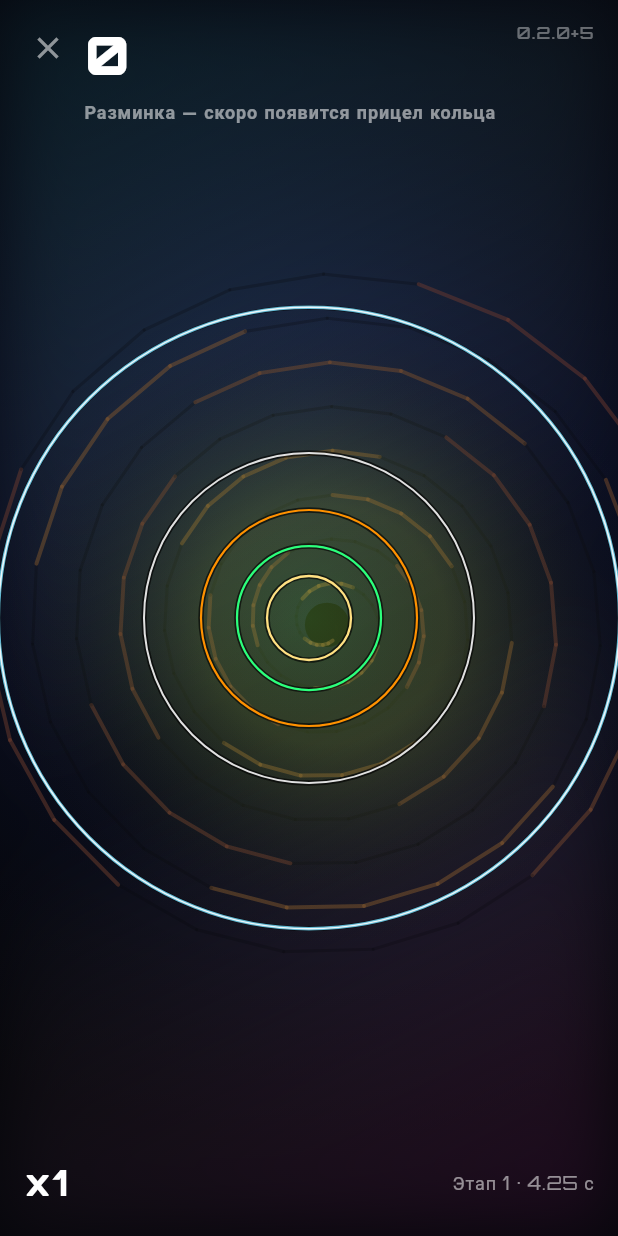
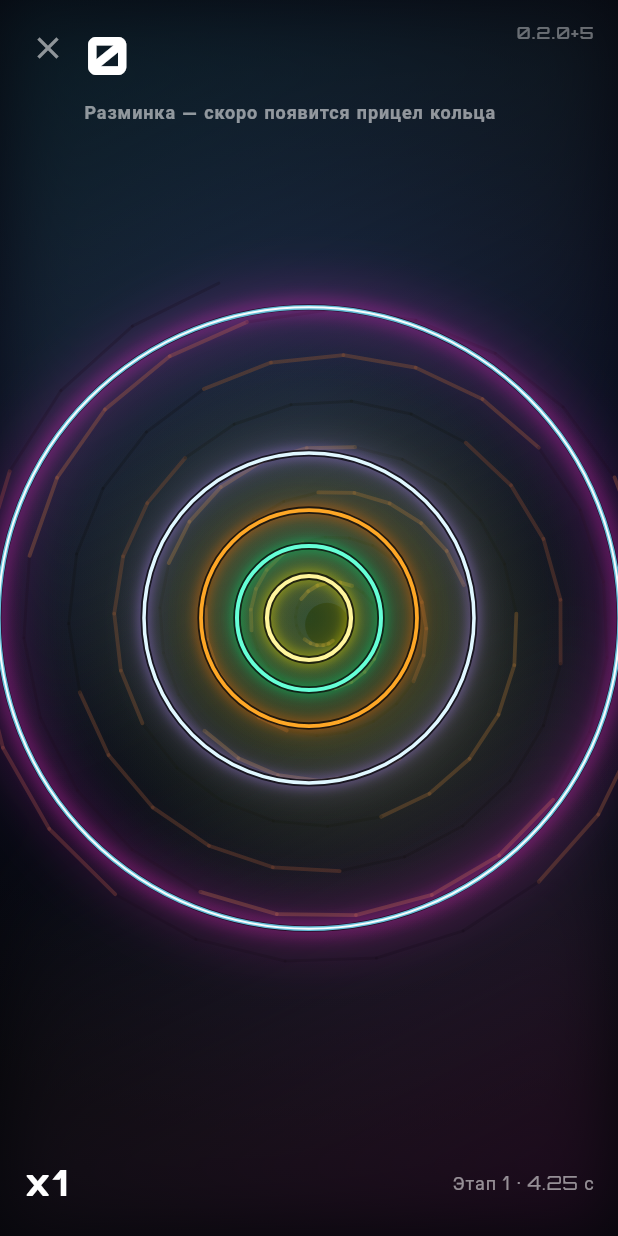
Before and after one commit to dimkahex/NeonTap, a Flutter app: the screen it shows after launch, after a tap on "ИГРАТЬ", on a phone screen of 412 x 824 dp. Run offline on Flutter 3.47's test engine with Material 3 defaults, Android fonts, the phone set to English and light mode, and no system bars; our stand-ins replace audioplayers, firebase_auth, firebase_core, firebase_database, google_fonts, shared_preferences; accounts and stored records are empty; network calls fail.

Commit message:
ui(game): neon static rings; magenta play ring; softer guide and spiral
- StaticScoreRingsPainter: distinct neon colors, wider strokes, soft glow
- MainRingHud: magenta signature glow vs tier rings
- RingGuide: thinner, lower alpha; spiral tiers reduced; extra damp when ring aim
- docs/game_effects_by_score.md; bump 0.2.0+23

Made-with: Cursor

```diff
--- a/lib/ring_preview_main.dart
+++ b/lib/ring_preview_main.dart
@@ -111,7 +111,7 @@ class _RingPreviewPageState extends State<RingPreviewPage> {
                         bandGrazeOuter: _bandGrazeOuterPx,
                         bandRimOuter: _bandRimOuterPx,
                         bandEdgeOuter: _bandEdgeOuterPx,
-                        opacity: 1,
+                        opacity: 0.48,
                       ),
                       child: const SizedBox.expand(),
                     ),
--- a/lib/src/screens/game_screen.dart
+++ b/lib/src/screens/game_screen.dart
@@ -382,13 +382,13 @@ class _GameScreenState extends State<GameScreen> with TickerProviderStateMixin {
     Navigator.of(context).pushReplacementNamed(ResultsScreen.route, arguments: result);
   }
 
-  /// Spiral visible from the first frame; intensity ramps with score.
+  /// Spiral visible from the first frame; intensity ramps with score (capped so it does not drown the playfield).
   double _spiralIntensityForScore(int s) {
-    if (s < 40) return 0.20;
-    if (s < 120) return 0.38;
-    if (s < 250) return 0.55;
-    if (s < 400) return 0.78;
-    return 0.95;
+    if (s < 40) return 0.16;
+    if (s < 120) return 0.28;
+    if (s < 250) return 0.40;
+    if (s < 400) return 0.52;
+    return 0.64;
   }
 
   @override
@@ -396,8 +396,9 @@ class _GameScreenState extends State<GameScreen> with TickerProviderStateMixin {
     final AppLocalizations l10n = AppLocalizations.of(context)!;
     final Difficulty d = difficultyForScore(_score);
     final bool distract = d.pulseDistract;
-    final double spiralIntensity = _spiralIntensityForScore(_score);
     final bool ringAim = _score >= _ringAimMinScore;
+    final double spiralIntensity =
+        _spiralIntensityForScore(_score) * (ringAim ? 0.64 : 1.0);
 
     return PopScope(
       canPop: false,
@@ -478,7 +479,7 @@ class _GameScreenState extends State<GameScreen> with TickerProviderStateMixin {
                                 bandGrazeOuter: _bandGrazeOuterPx,
                                 bandRimOuter: _bandRimOuterPx,
                                 bandEdgeOuter: _bandEdgeOuterPx,
-                                opacity: 1.0,
+                                opacity: 0.48,
                               ),
                               child: const SizedBox.expand(),
                             ),
--- a/lib/src/ui/main_ring_hud_painter.dart
+++ b/lib/src/ui/main_ring_hud_painter.dart
@@ -2,7 +2,7 @@ import 'dart:math' as math;
 
 import 'package:flutter/material.dart';
 
-/// Thin stroke for the shrinking **main** ring — above particles; keeps distract motion, not a thick “target”.
+/// Shrinking **play** ring — magenta signature glow so it never reads as a static tier ring.
 class MainRingHudPainter extends CustomPainter {
   MainRingHudPainter({
     required this.radius,
@@ -15,6 +15,9 @@ class MainRingHudPainter extends CustomPainter {
   final double maxRadius;
   final double pulse;
   final Offset centerOffset;
+
+  /// Hot accent — not used by static score rings (green/gold/orange/violet tiers).
+  static const Color _signatureGlow = Color(0xFFFF2BD6);
 
   @override
   void paint(Canvas canvas, Size size) {
@@ -30,22 +33,36 @@ class MainRingHudPainter extends CustomPainter {
     final double distract = 1.0 + (0.06 * math.sin(pulse * math.pi * 2));
     final double rd = r * distract;
 
+    final Paint signature = Paint()
+      ..style = PaintingStyle.stroke
+      ..strokeWidth = 16
+      ..maskFilter = const MaskFilter.blur(BlurStyle.normal, 18)
+      ..color = _signatureGlow.withValues(alpha: 0.34);
+    canvas.drawCircle(c, rd, signature);
+
+    final Paint signature2 = Paint()
+      ..style = PaintingStyle.stroke
+      ..strokeWidth = 6
+      ..maskFilter = const MaskFilter.blur(BlurStyle.normal, 6)
+      ..color = _signatureGlow.withValues(alpha: 0.55);
+    canvas.drawCircle(c, rd, signature2);
+
     final Paint silhouette = Paint()
       ..style = PaintingStyle.stroke
-      ..strokeWidth = 3.2
-      ..color = const Color(0xFF010203).withValues(alpha: 0.55);
+      ..strokeWidth = 4.0
+      ..color = const Color(0xFF020308).withValues(alpha: 0.62);
     canvas.drawCircle(c, rd, silhouette);
 
     final Paint ring = Paint()
       ..style = PaintingStyle.stroke
-      ..strokeWidth = 2.4
-      ..color = core.withValues(alpha: 0.98);
+      ..strokeWidth = 3.2
+      ..color = core.withValues(alpha: 1.0);
     canvas.drawCircle(c, rd, ring);
 
     final Paint rim = Paint()
       ..style = PaintingStyle.stroke
-      ..strokeWidth = 1.0
-      ..color = Colors.white.withValues(alpha: 0.88);
+      ..strokeWidth = 1.35
+      ..color = Colors.white.withValues(alpha: 0.95);
     canvas.drawCircle(c, rd, rim);
   }
 
--- a/lib/src/ui/ring_guide_painter.dart
+++ b/lib/src/ui/ring_guide_painter.dart
@@ -1,7 +1,6 @@
 import 'package:flutter/material.dart';
 
-/// Thin guide for **обод** + GRAZE / RIM / EDGE shells (relative to shrinking ring radius).
-/// Drawn above static score rings; avoids heavy fills that read as “extra” targets.
+/// Subtle guide for обод + shells after score 35 — intentionally **muted** so the play ring stays dominant.
 class RingGuidePainter extends CustomPainter {
   RingGuidePainter({
     required this.centerOffset,
@@ -29,21 +28,15 @@ class RingGuidePainter extends CustomPainter {
 
     void strokePair({
       required double outer,
-      required double alphaMul,
       required Color color,
-      double strokeW = 1.9,
+      double strokeW = 0.85,
     }) {
       void one(double radiusPx) {
         if (radiusPx <= 1) return;
-        final Paint sh = Paint()
-          ..style = PaintingStyle.stroke
-          ..strokeWidth = strokeW + 1.6
-          ..color = const Color(0xFF000000).withValues(alpha: 0.42 * opacity * alphaMul);
-        canvas.drawCircle(c, radiusPx, sh);
         final Paint p = Paint()
           ..style = PaintingStyle.stroke
           ..strokeWidth = strokeW
-          ..color = color.withValues(alpha: 0.92 * alphaMul * opacity);
+          ..color = color.withValues(alpha: 0.5 * opacity);
         canvas.drawCircle(c, radiusPx, p);
       }
 
@@ -54,15 +47,14 @@ class RingGuidePainter extends CustomPainter {
       one(r + outer);
     }
 
-    strokePair(outer: bandEdgeOuter, alphaMul: 1.0, color: const Color(0xFFB0BEC5), strokeW: 1.85);
-    strokePair(outer: bandRimOuter, alphaMul: 1.0, color: const Color(0xFFFFB74D), strokeW: 1.85);
-    strokePair(outer: bandGrazeOuter, alphaMul: 1.0, color: const Color(0xFF69F0AE), strokeW: 1.95);
+    strokePair(outer: bandEdgeOuter, color: const Color(0xFF90A4AE), strokeW: 0.8);
+    strokePair(outer: bandRimOuter, color: const Color(0xFFFFB74D), strokeW: 0.8);
+    strokePair(outer: bandGrazeOuter, color: const Color(0xFF81C784), strokeW: 0.85);
 
-    // Main band: two thin rims (no thick “tube”).
     final Paint rimInner = Paint()
       ..style = PaintingStyle.stroke
-      ..strokeWidth = 2.0
-      ..color = Colors.white.withValues(alpha: 0.92 * opacity);
+      ..strokeWidth = 1.15
+      ..color = Colors.white.withValues(alpha: 0.45 * opacity);
     final double ri = (r - halfWidth).clamp(0.0, double.infinity);
     final double ro = r + halfWidth;
     if (ri > 2) {
@@ -72,8 +64,8 @@ class RingGuidePainter extends CustomPainter {
 
     final Paint mid = Paint()
       ..style = PaintingStyle.stroke
-      ..strokeWidth = 1.25
-      ..color = const Color(0xFFFFEA00).withValues(alpha: 0.82 * opacity);
+      ..strokeWidth = 0.75
+      ..color = const Color(0xFFFFEE58).withValues(alpha: 0.42 * opacity);
     canvas.drawCircle(c, r, mid);
   }
 
--- a/lib/src/ui/static_score_rings_painter.dart
+++ b/lib/src/ui/static_score_rings_painter.dart
@@ -1,42 +1,89 @@
 import 'package:flutter/material.dart';
 
-/// Fixed-radius **timing** circles (distance from center) — same thresholds as [HitJudgement]
-/// in `game_screen.dart` (`_judge`): ULTRA / PERFECT / GOOD / OK boundaries.
-/// Thin strokes, drawn above particles so score tiers stay readable.
+/// Fixed-radius **timing** circles — same thresholds as `_judge` in `game_screen.dart`.
+/// Neon palette + soft glow; drawn above particles.
 class StaticScoreRingsPainter extends CustomPainter {
   StaticScoreRingsPainter({required this.centerOffset});
 
   final Offset centerOffset;
 
-  /// Must stay in sync with `_judge` distance thresholds in `game_screen.dart`.
   static const double _rUltra = 28;
   static const double _rPerfect = 48;
   static const double _rGood = 72;
   static const double _rOk = 110;
 
+  /// Neon core + matching glow (wider soft stroke behind).
+  static void _neonRing(
+    Canvas canvas,
+    Offset c,
+    double radius, {
+    required Color core,
+    required Color glow,
+    double lineWidth = 2.6,
+  }) {
+    if (radius < 2) return;
+    final Paint outerGlow = Paint()
+      ..style = PaintingStyle.stroke
+      ..strokeWidth = lineWidth + 10
+      ..maskFilter = const MaskFilter.blur(BlurStyle.normal, 10)
+      ..color = glow.withValues(alpha: 0.22);
+    final Paint midGlow = Paint()
+      ..style = PaintingStyle.stroke
+      ..strokeWidth = lineWidth + 4
+      ..maskFilter = const MaskFilter.blur(BlurStyle.normal, 4)
+      ..color = glow.withValues(alpha: 0.45);
+    final Paint shadow = Paint()
+      ..style = PaintingStyle.stroke
+      ..strokeWidth = lineWidth + 2.4
+      ..color = const Color(0xFF050508).withValues(alpha: 0.75);
+    final Paint line = Paint()
+      ..style = PaintingStyle.stroke
+      ..strokeWidth = lineWidth
+      ..color = core;
+
+    canvas.drawCircle(c, radius, outerGlow);
+    canvas.drawCircle(c, radius, midGlow);
+    canvas.drawCircle(c, radius, shadow);
+    canvas.drawCircle(c, radius, line);
+  }
+
   @override
   void paint(Canvas canvas, Size size) {
     final Offset c = Offset(size.width / 2, size.height / 2) + centerOffset;
 
-    void thinRing(double radius, Color color, {double width = 1.45}) {
-      if (radius < 2) return;
-      final Paint shadow = Paint()
-        ..style = PaintingStyle.stroke
-        ..strokeWidth = width + 2.2
-        ..color = const Color(0xFF000000).withValues(alpha: 0.62);
-      final Paint line = Paint()
-        ..style = PaintingStyle.stroke
-        ..strokeWidth = width
-        ..color = color;
-      canvas.drawCircle(c, radius, shadow);
-      canvas.drawCircle(c, radius, line);
-    }
-
-    // Outside → inside so inner rings stay crisp on top.
-    thinRing(_rOk, const Color(0xFFE0E0E0), width: 1.35);
-    thinRing(_rGood, const Color(0xFFFF9100), width: 1.45);
-    thinRing(_rPerfect, const Color(0xFF2CFF7B), width: 1.5);
-    thinRing(_rUltra, const Color(0xFFFFE082), width: 1.55);
+    // Outside → inside (inner rings painted last = crisp on top).
+    _neonRing(
+      canvas,
+      c,
+      _rOk,
+      core: const Color(0xFFE0F7FF),
+      glow: const Color(0xFFB388FF),
+      lineWidth: 2.35,
+    );
+    _neonRing(
+      canvas,
+      c,
+      _rGood,
+      core: const Color(0xFFFFA726),
+      glow: const Color(0xFFFF6D00),
+      lineWidth: 2.5,
+    );
+    _neonRing(
+      canvas,
+      c,
+      _rPerfect,
+      core: const Color(0xFF64FFDA),
+      glow: const Color(0xFF00E676),
+      lineWidth: 2.65,
+    );
+    _neonRing(
+      canvas,
+      c,
+      _rUltra,
+      core: const Color(0xFFFFF59D),
+      glow: const Color(0xFFFFEA00),
+      lineWidth: 2.8,
+    );
   }
 
   @override
--- a/pubspec.yaml
+++ b/pubspec.yaml
@@ -4,7 +4,7 @@ publish_to: "none"
 
 # name+b: bump +1 before each push you want as a new Play Store / internal build (versionCode = B).
 # CI also appends -r<run> to the APK filename so every workflow run is unique.
-version: 0.2.0+22
+version: 0.2.0+23
 
 environment:
   sdk: ">=3.3.0 <4.0.0"
```
Also changed, not shown: 1 other file.
